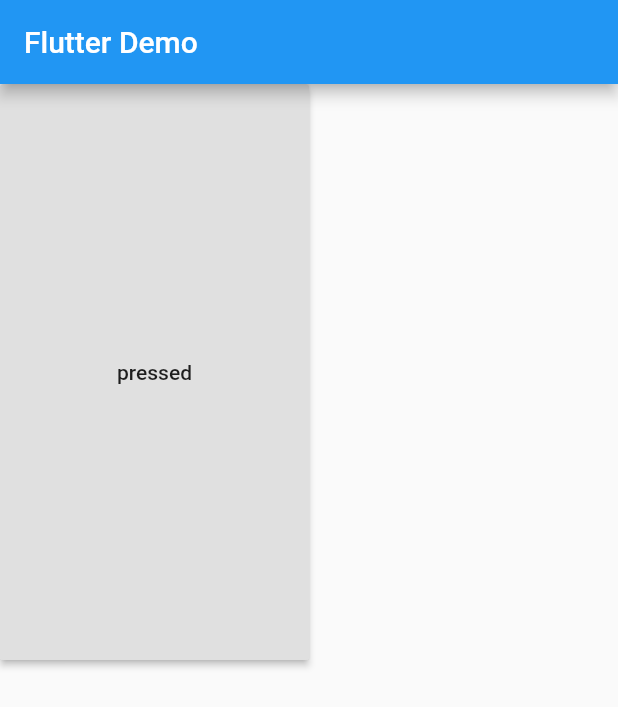
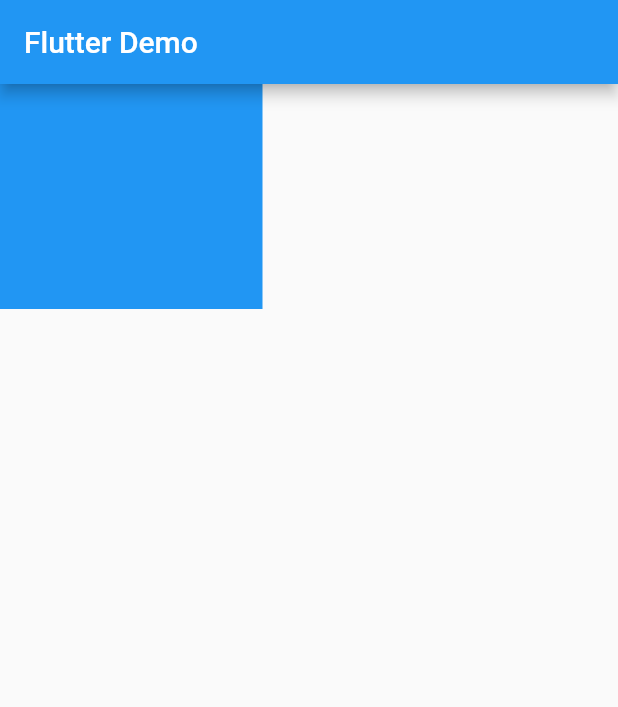
Before and after one commit to MAXLZ1/flutterdemo, a Flutter app: the screen it shows after launch, on a phone screen of 412 x 824 dp. Shown: the top 707 px of the screen. Run offline on Flutter 3.47's test engine with Material 2 defaults, Android fonts, the phone set to English and light mode, and no system bars.

Commit message:
添加SizedOverflowBox的使用

```diff
--- a/lib/main.dart
+++ b/lib/main.dart
@@ -13,6 +13,7 @@ import './pages/container/Padding_demo.dart';
 import './pages/container/AnimatedPadding_demo.dart';
 import './pages/container/Container_demo.dart';
 import './pages/container/SizedBox_demo.dart';
+import './pages/container/SizedOverflowBox_demo.dart';
 void main() => runApp(MyApp());
 
 class MyApp extends StatelessWidget{
@@ -28,7 +29,7 @@ class MyApp extends StatelessWidget{
         appBar: AppBar(
           title: Text('Flutter Demo'),
         ),
-        body: SizedBoxDemo(),
+        body: SizedOverflowBoxDemo(),
       ),
     );
   }
--- /dev/null
+++ b/lib/pages/container/SizedOverflowBox_demo.dart
@@ -0,0 +1,16 @@
+import 'package:flutter/material.dart';
+
+class SizedOverflowBoxDemo extends StatelessWidget{
+  @override
+  Widget build(BuildContext context) {
+    // TODO: implement build
+    return SizedOverflowBox(
+      size: Size(150.0, 100.0),
+      child: Container(
+        height: 200.0,
+        width: 200.0,
+        color: Colors.blue,
+      )
+    );
+  }
+}
```
Also changed, not shown: 1 other file.
